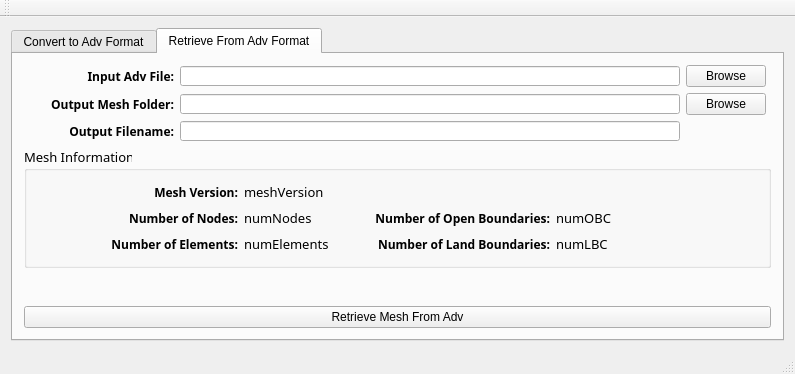
Old version of the form AdVersion_gui/mainwindow.ui in the repository zcobell/AdVersion.
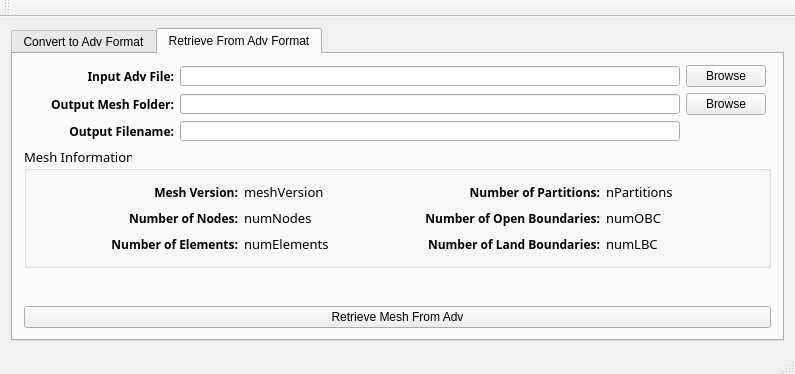
New version of the form. The open tabs and pages were chosen to show the change.

Commit message: Adding number of partitions to info screen

The edit to the form file:
```diff
--- a/AdVersion_gui/mainwindow.ui
+++ b/AdVersion_gui/mainwindow.ui
@@ -656,6 +656,55 @@
                </property>
               </widget>
              </item>
+             <item>
+              <widget class="QLabel" name="label_numPartitions">
+               <property name="minimumSize">
+                <size>
+                 <width>200</width>
+                 <height>0</height>
+                </size>
+               </property>
+               <property name="maximumSize">
+                <size>
+                 <width>200</width>
+                 <height>16777215</height>
+                </size>
+               </property>
+               <property name="font">
+                <font>
+                 <family>Sans</family>
+                 <pointsize>9</pointsize>
+                 <weight>75</weight>
+                 <bold>true</bold>
+                </font>
+               </property>
+               <property name="text">
+                <string>Number of Partitions:</string>
+               </property>
+               <property name="alignment">
+                <set>Qt::AlignRight|Qt::AlignTrailing|Qt::AlignVCenter</set>
+               </property>
+              </widget>
+             </item>
+             <item>
+              <widget class="QLabel" name="label_showNumPartitions">
+               <property name="minimumSize">
+                <size>
+                 <width>150</width>
+                 <height>0</height>
+                </size>
+               </property>
+               <property name="maximumSize">
+                <size>
+                 <width>150</width>
+                 <height>16777215</height>
+                </size>
+               </property>
+               <property name="text">
+                <string>nPartitions</string>
+               </property>
+              </widget>
+             </item>
              <item>
               <spacer name="horizontalSpacer_7">
                <property name="orientation">
@@ -707,13 +756,13 @@
               <widget class="QLabel" name="label_showNumNodes">
                <property name="minimumSize">
                 <size>
-                 <width>100</width>
+                 <width>150</width>
                  <height>0</height>
                 </size>
                </property>
                <property name="maximumSize">
                 <size>
-                 <width>100</width>
+                 <width>150</width>
                  <height>16777215</height>
                 </size>
                </property>
@@ -756,13 +805,13 @@
               <widget class="QLabel" name="label_showNumOpenBC">
                <property name="minimumSize">
                 <size>
-                 <width>100</width>
+                 <width>150</width>
                  <height>0</height>
                 </size>
                </property>
                <property name="maximumSize">
                 <size>
-                 <width>100</width>
+                 <width>150</width>
                  <height>16777215</height>
                 </size>
                </property>
@@ -822,13 +871,13 @@
               <widget class="QLabel" name="label_showNumElements">
                <property name="minimumSize">
                 <size>
-                 <width>100</width>
+                 <width>150</width>
                  <height>0</height>
                 </size>
                </property>
                <property name="maximumSize">
                 <size>
-                 <width>100</width>
+                 <width>150</width>
                  <height>16777215</height>
                 </size>
                </property>
@@ -871,13 +920,13 @@
               <widget class="QLabel" name="label_showNumLandBC">
                <property name="minimumSize">
                 <size>
-                 <width>100</width>
+                 <width>150</width>
                  <height>0</height>
                 </size>
                </property>
                <property name="maximumSize">
                 <size>
-                 <width>100</width>
+                 <width>150</width>
                  <height>16777215</height>
                 </size>
                </property>
```
The commit also changes 1 other file.
